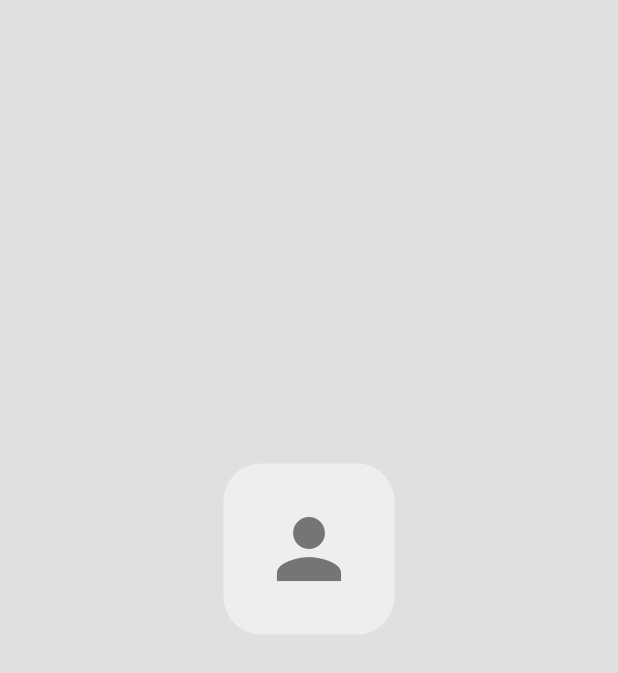
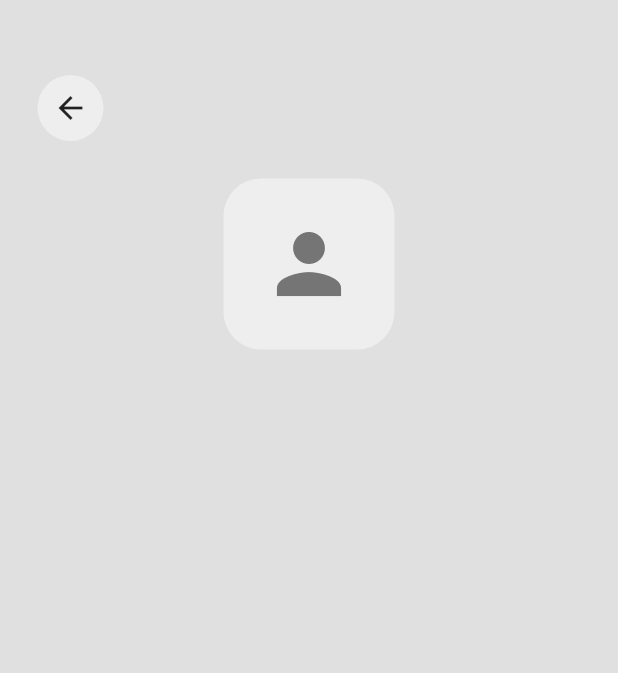
Before and after one commit to KyleAnthonyHay/Social_Media_App, a Flutter app: the ProfilePage screen opened by its route, on a phone screen of 412 x 824 dp. Shown: the top 673 px of the screen. Run offline on Flutter 3.47's test engine with Material 3 defaults, Android fonts, the phone set to English and light mode, and no system bars; our stand-ins replace cloud_firestore, firebase_auth, firebase_core; accounts and stored records are empty.

Commit message:
final user page styling done

```diff
--- /dev/null
+++ b/socialmediaapp/lib/components/MyBackButton.dart
@@ -0,0 +1,19 @@
+import 'package:flutter/material.dart';
+
+class MyBackButton extends StatelessWidget {
+  const MyBackButton({super.key});
+
+  @override
+  Widget build(BuildContext context) {
+    return GestureDetector(
+        onTap: () => Navigator.pop(context),
+        child: Container(
+          child: Icon(Icons.arrow_back),
+          decoration: BoxDecoration(
+            shape: BoxShape.circle,
+            color: Theme.of(context).colorScheme.primary,
+          ),
+          padding: EdgeInsets.all(10),
+        ));
+  }
+}
--- a/socialmediaapp/lib/pages/ProfilePage.dart
+++ b/socialmediaapp/lib/pages/ProfilePage.dart
@@ -2,6 +2,7 @@ import 'package:cloud_firestore/cloud_firestore.dart';
 import 'package:firebase_auth/firebase_auth.dart';
 import 'package:firebase_core/firebase_core.dart';
 import 'package:flutter/material.dart';
+import 'package:socialmediaapp/components/MyBackButton.dart';
 
 class ProfilePage extends StatelessWidget {
   ProfilePage({super.key});
@@ -40,8 +41,17 @@ class ProfilePage extends StatelessWidget {
 
             return Center(
               child: Column(
-                mainAxisAlignment: MainAxisAlignment.center,
                 children: [
+                  // back button
+                  const Padding(
+                    padding: EdgeInsets.only(top: 50.0, left: 25),
+                    child: Row(
+                      children: [
+                        MyBackButton(),
+                      ],
+                    ),
+                  ),
+                  const SizedBox(height: 25),
                   // Profile Picture
                   Container(
                     decoration: BoxDecoration(
```
